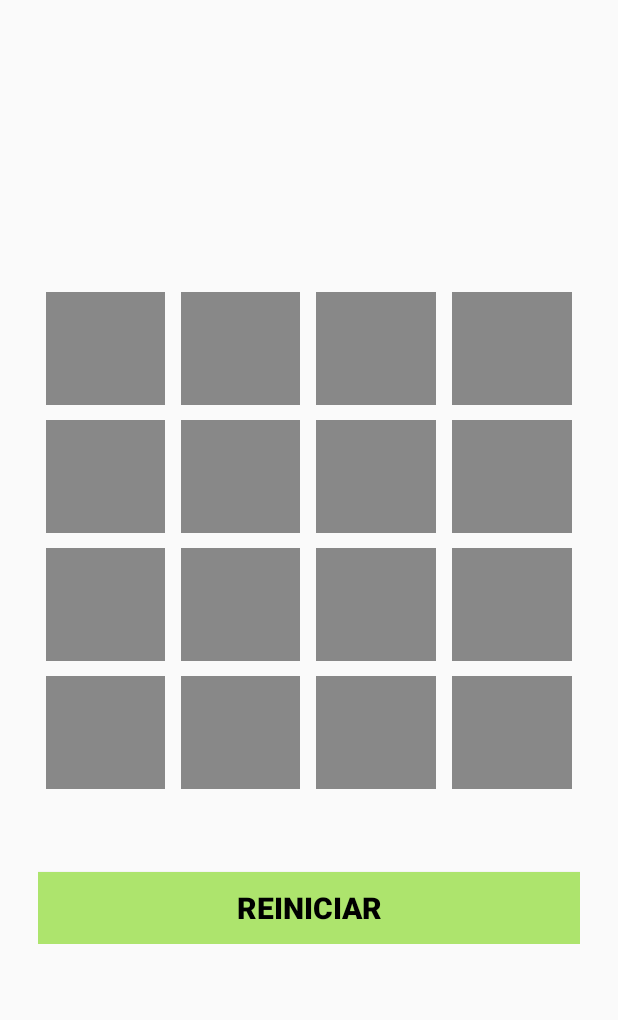
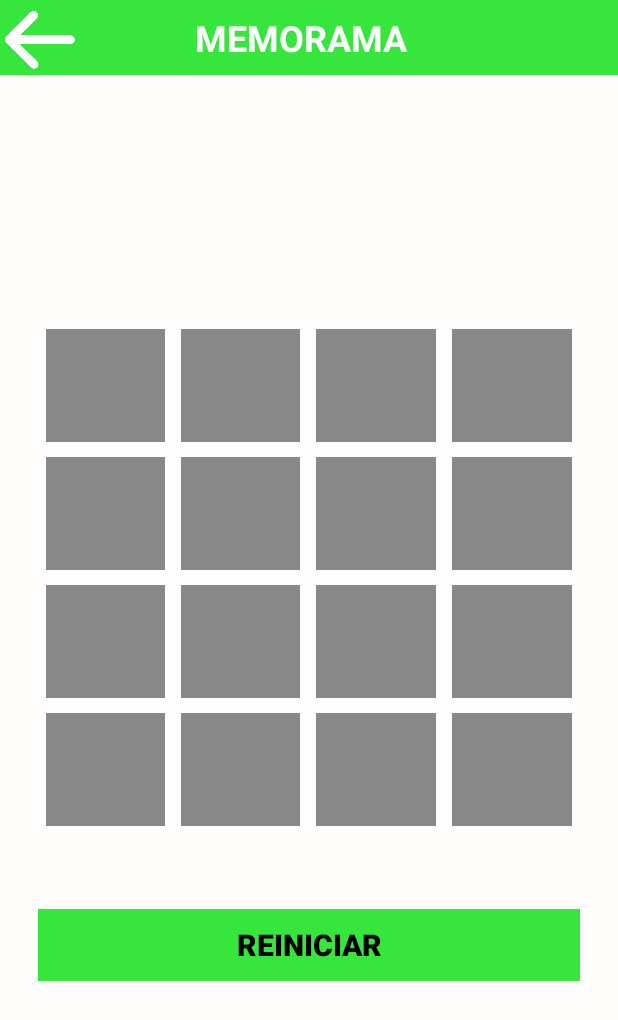
Before and after one commit to chago554/PlayingReading, an Android app: the Memorama screen opened directly, with no data from a screen before it, on a phone screen of 412 x 824 dp. Shown: the top 1020 px of the screen. Run offline under Robolectric (Android 15) with nearby library versions, the light colour scheme and no system bars.

Commit message:
Correccion de imagenes y colores

```diff
--- a/app/src/main/java/com/utsem/playingreading/Model_Controller/Memorama.java
+++ b/app/src/main/java/com/utsem/playingreading/Model_Controller/Memorama.java
@@ -46,8 +46,8 @@ public class Memorama extends AppCompatActivity {
                 R.drawable.aventura,
                 R.drawable.cienciaficcion,
                 R.drawable.cienciaficcion,
-                R.drawable.cuento,
-                R.drawable.cuento,
+                R.drawable.portatil,
+                R.drawable.portatil,
                 R.drawable.playingreadinlogo,
                 R.drawable.playingreadinlogo,
                 R.drawable.misterioydetective,
@@ -87,6 +87,9 @@ public class Memorama extends AppCompatActivity {
             Toast.makeText(this, "Recoge tu premio", Toast.LENGTH_SHORT).show();
         }
     }
+    public void goBack(View v){
+        this.finish();
+    }
 
     public void reset(View v){
         super.recreate();
--- a/app/src/main/res/layout/activity_memorama.xml
+++ b/app/src/main/res/layout/activity_memorama.xml
@@ -5,11 +5,44 @@
     android:id="@+id/main"
     android:layout_width="match_parent"
     android:layout_height="match_parent"
+    android:background="#000000"
     tools:context=".Model_Controller.Memorama">
 
     <LinearLayout
         android:layout_width="match_parent"
         android:layout_height="match_parent"
+        android:orientation="vertical">
+
+        <LinearLayout
+            android:layout_width="match_parent"
+            android:layout_height="wrap_content"
+            android:background="#36E63D"
+            android:gravity="center_vertical"
+            android:orientation="horizontal">
+
+            <Button
+                android:id="@+id/button2"
+                android:layout_width="50dp"
+                android:layout_height="50dp"
+                android:background="@drawable/flecha_izquierda"
+                android:onClick="goBack" />
+
+            <TextView
+                android:id="@+id/textView4"
+                android:layout_width="301dp"
+                android:layout_height="wrap_content"
+                android:gravity="center"
+                android:text="MEMORAMA"
+                android:textColor="#FFFFFF"
+                android:textSize="24sp"
+                android:textStyle="bold" />
+
+        </LinearLayout>
+
+        <LinearLayout
+            android:layout_width="match_parent"
+            android:layout_height="match_parent"
+            android:background="#FFFCFC"
             android:gravity="center"
             android:orientation="vertical"
             android:paddingHorizontal="25dp">
@@ -165,7 +198,7 @@
                     android:layout_height="wrap_content"
                     android:layout_marginTop="55dp"
                     android:layout_weight="1"
-                android:background="#ADE46D"
+                    android:background="#36E63D"
                     android:onClick="reset"
                     android:text="Reiniciar"
                     android:textColor="#000000"
@@ -175,4 +208,6 @@
 
         </LinearLayout>
 
+    </LinearLayout>
+
 </androidx.constraintlayout.widget.ConstraintLayout>
--- a/app/src/main/res/layout/activity_menu_principal.xml
+++ b/app/src/main/res/layout/activity_menu_principal.xml
@@ -140,13 +140,13 @@
 
                 <LinearLayout
                     android:layout_width="match_parent"
-                    android:layout_height="100dp"
+                    android:layout_height="150dp"
                     android:orientation="horizontal">
 
                     <ImageButton
                         android:id="@+id/btnMemorama"
                         android:layout_width="200dp"
-                        android:layout_height="100dp"
+                        android:layout_height="120dp"
                         android:layout_marginEnd="15dp"
                         android:background="@drawable/memorama"
                         android:onClick="goMemoramas"
@@ -156,7 +156,7 @@
                     <ImageButton
                         android:id="@+id/btnColores"
                         android:layout_width="200dp"
-                        android:layout_height="100dp"
+                        android:layout_height="120dp"
                         android:layout_marginEnd="15dp"
                         android:background="@drawable/misterioydetective"
                         android:onClick="goMisterio"
@@ -164,7 +164,7 @@
                     <ImageButton
                         android:id="@+id/btnRompecabezas"
                         android:layout_width="200dp"
-                        android:layout_height="100dp"
+                        android:layout_height="120dp"
                         android:layout_marginEnd="15dp"
                         android:background="@drawable/misterioydetective"
                         android:onClick="goMisterio"
@@ -173,7 +173,7 @@
                     <ImageButton
                         android:id="@+id/btnMemoramna"
                         android:layout_width="200dp"
-                        android:layout_height="100dp"
+                        android:layout_height="120dp"
                         android:layout_marginEnd="15dp"
                         android:background="@drawable/misterioydetective"
                         android:onClick="goMisterio"
```
Also changed, not shown: app/src/main/res/drawable/portatil.png (added). Lines whose indentation alone changed are shown as unchanged.
